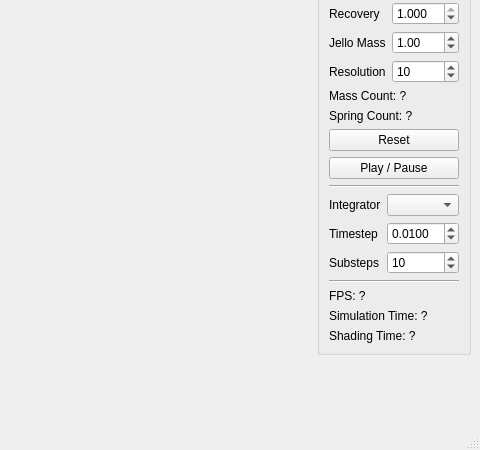
First picture: the form in ui/MainWindow.ui, repository jw0z96/STAMassSpring, before the edit; both pictures show x 655 to 1135 and y 387 to 837 of the 1135 by 837 pixel window.
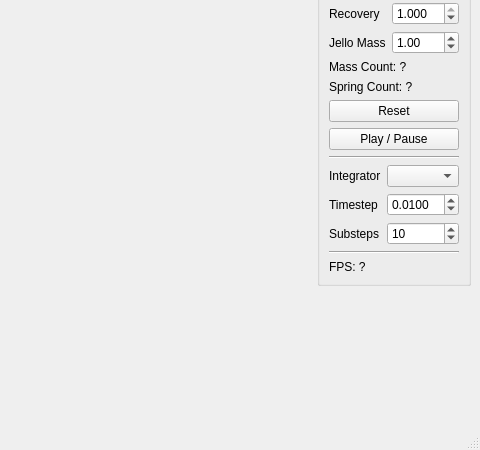
Second picture: the form after the edit.

Commit message: removed some stuff - should be done

What changed in the file:
```diff
--- a/ui/MainWindow.ui
+++ b/ui/MainWindow.ui
@@ -73,13 +73,6 @@
          <string>Controls</string>
         </property>
         <layout class="QGridLayout" name="gridLayout_3">
-         <item row="16" column="0">
-          <widget class="QLabel" name="shadingTimeLabel">
-           <property name="text">
-            <string>Shading Time: ?</string>
-           </property>
-          </widget>
-         </item>
          <item row="3" column="0" rowspan="2">
           <layout class="QFormLayout" name="formLayout">
            <item row="0" column="0">
@@ -188,26 +181,6 @@
              </property>
             </widget>
            </item>
-           <item row="5" column="1">
-            <widget class="QSpinBox" name="jelloResolutionSpinBox">
-             <property name="minimum">
-              <number>2</number>
-             </property>
-             <property name="maximum">
-              <number>50</number>
-             </property>
-             <property name="value">
-              <number>10</number>
-             </property>
-            </widget>
-           </item>
-           <item row="5" column="0">
-            <widget class="QLabel" name="jelloResolutionLabel">
-             <property name="text">
-              <string>Resolution</string>
-             </property>
-            </widget>
-           </item>
           </layout>
          </item>
          <item row="7" column="0">
@@ -377,13 +350,6 @@
            </item>
           </layout>
          </item>
-         <item row="15" column="0">
-          <widget class="QLabel" name="simulationTimeLabel">
-           <property name="text">
-            <string>Simulation Time: ?</string>
-           </property>
-          </widget>
-         </item>
         </layout>
        </widget>
       </item>
```
The commit also changes 1 other file.
